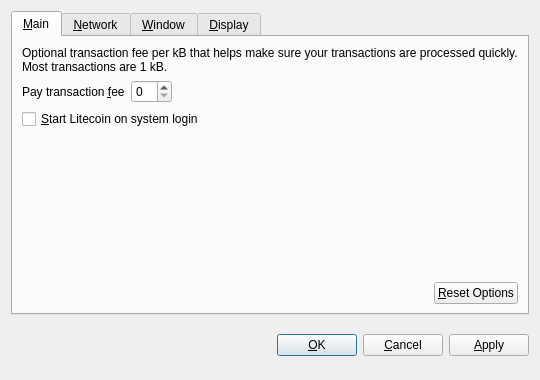
The window that src/qt/forms/optionsdialog.ui (shindigs/timcoin) describes before a commit, drawn with Qt 5.
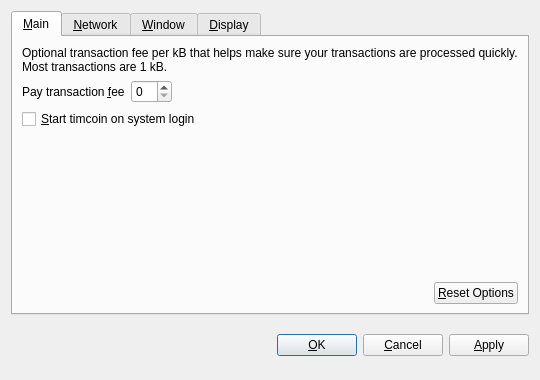
The same window after the commit. Custom widgets are drawn as their Qt base class.

```diff
--- a/src/qt/forms/optionsdialog.ui
+++ b/src/qt/forms/optionsdialog.ui
@@ -82,7 +82,7 @@
           <string>Automatically start Litecoin after logging in to the system.</string>
          </property>
          <property name="text">
-          <string>&amp;Start Litecoin on system login</string>
+          <string>&amp;Start timcoin on system login</string>
          </property>
         </widget>
        </item>
```
Left out of the diff: 10 changed lines with no effect on the pictures.
